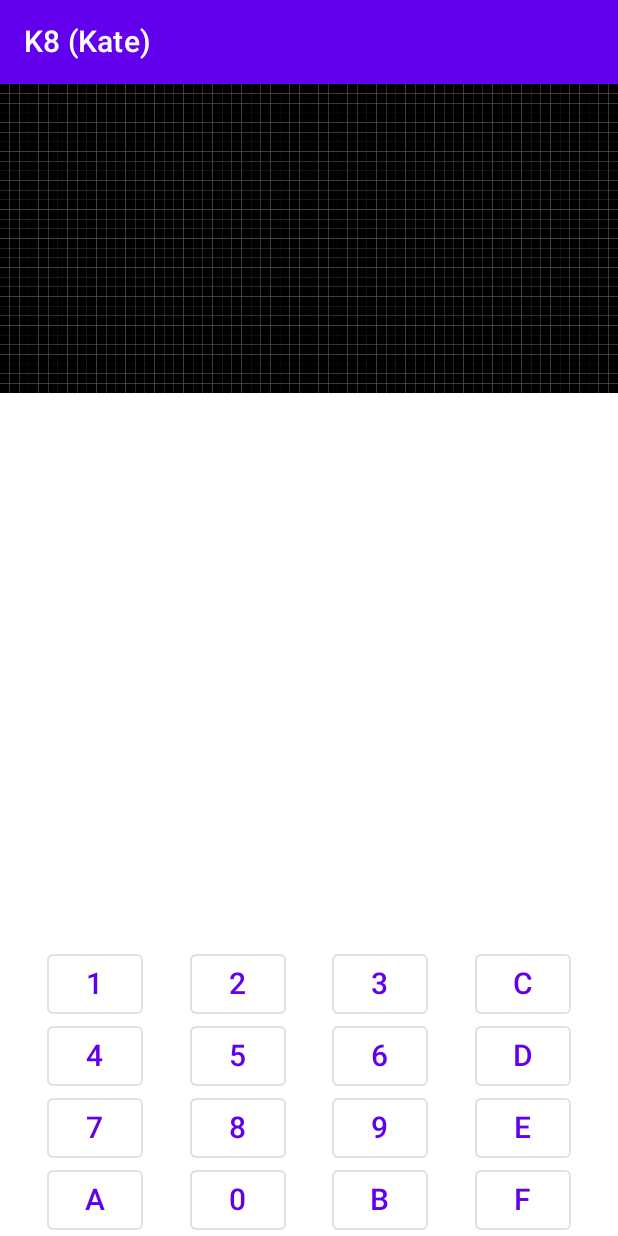
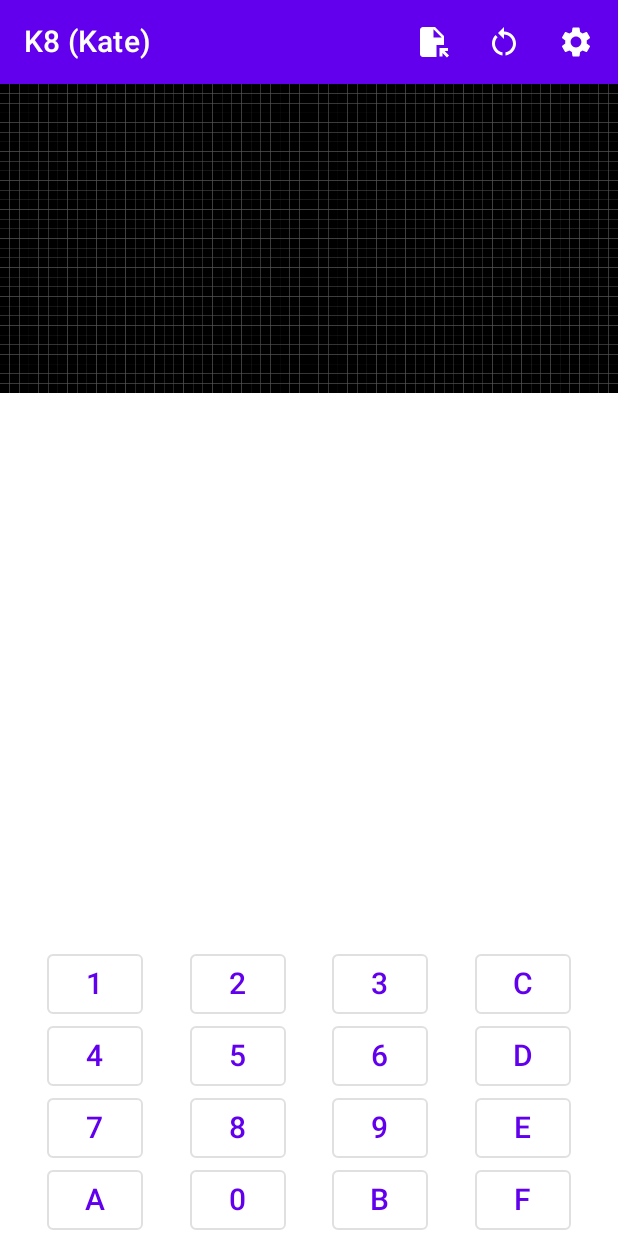
Before and after one commit to ashishekka97/k8, an Android app built with Jetpack Compose: the screen it shows after launch (MainActivity), on a phone screen of 412 x 824 dp. Run offline under Robolectric (Android 15) with nearby library versions, the phone set to English and light mode, and no system bars; network calls fail; 1 statement that could not run was skipped.

Commit message:
Add basic game browsing android UI

```diff
--- a/android/src/main/AndroidManifest.xml
+++ b/android/src/main/AndroidManifest.xml
@@ -6,9 +6,10 @@
             android:theme="@style/Theme.AppCompat.Light.NoActionBar">
         <activity android:name=".MainActivity" android:exported="true">
             <intent-filter>
-                <action android:name="android.intent.action.MAIN"/>
-                <category android:name="android.intent.category.LAUNCHER"/>
+                <action android:name="android.intent.action.MAIN" />
+                <category android:name="android.intent.category.LAUNCHER" />
             </intent-filter>
         </activity>
+        <activity android:name=".RomPickerActivity" android:exported="true" />
     </application>
 </manifest>
--- a/android/src/main/java/me/ashishekka/k8/android/MainActivity.kt
+++ b/android/src/main/java/me/ashishekka/k8/android/MainActivity.kt
@@ -2,10 +2,13 @@
 
 package me.ashishekka.k8.android
 
+import android.app.Activity
+import android.content.Intent
 import android.media.AudioManager
 import android.media.ToneGenerator
 import android.os.Bundle
 import android.view.MotionEvent.*
+import androidx.activity.result.contract.ActivityResultContracts
 import androidx.appcompat.app.AppCompatActivity
 import androidx.compose.foundation.Canvas
 import androidx.compose.foundation.layout.Arrangement
@@ -15,6 +18,8 @@ import androidx.compose.foundation.layout.Row
 import androidx.compose.foundation.layout.fillMaxHeight
 import androidx.compose.foundation.layout.fillMaxWidth
 import androidx.compose.foundation.layout.padding
+import androidx.compose.material.Icon
+import androidx.compose.material.IconButton
 import androidx.compose.material.MaterialTheme
 import androidx.compose.material.OutlinedButton
 import androidx.compose.material.Scaffold
@@ -27,8 +32,10 @@ import androidx.compose.ui.Modifier
 import androidx.compose.ui.geometry.Offset
 import androidx.compose.ui.geometry.Size
 import androidx.compose.ui.graphics.Color
+import androidx.compose.ui.graphics.vector.ImageVector
 import androidx.compose.ui.input.pointer.pointerInteropFilter
 import androidx.compose.ui.platform.ComposeView
+import androidx.compose.ui.res.vectorResource
 import androidx.lifecycle.lifecycleScope
 import kotlinx.coroutines.Dispatchers
 import kotlinx.coroutines.launch
@@ -42,8 +49,26 @@ import java.util.*
 class MainActivity : AppCompatActivity() {
 
     private val chip8 = Chip8Impl(lifecycleScope)
+    private var currentLoadedRom = "chip8-test-suite.ch8"
 
-    private val toneGenerator by lazy { ToneGenerator(AudioManager.STREAM_MUSIC, ToneGenerator.MAX_VOLUME) }
+    private val toneGenerator by lazy {
+        ToneGenerator(
+            AudioManager.STREAM_MUSIC,
+            ToneGenerator.MAX_VOLUME
+        )
+    }
+
+    private val resultLauncher = registerForActivityResult(
+        ActivityResultContracts.StartActivityForResult()
+    ) { result ->
+        if (result.resultCode == Activity.RESULT_OK) {
+            val romPath = result.data?.getStringExtra(PICKED_ROM_PATH)
+            if (romPath != null) {
+                readRomFile(romPath)
+            }
+        }
+    }
+
 
     override fun onCreate(savedInstanceState: Bundle?) {
         super.onCreate(savedInstanceState)
@@ -52,25 +77,89 @@ class MainActivity : AppCompatActivity() {
         readRomFile()
         emulator?.setContent {
             MaterialTheme { // or AppCompatTheme
-                MainLayout(chip8, toneGenerator)
+                MainLayout(
+                    chip8 = chip8,
+                    toneGenerator = toneGenerator,
+                    onLoadGameClick = ::launchRomPicker,
+                    onGameResetClick = ::resetRom,
+                    onSettingsClick = ::launchSettings
+                )
             }
         }
     }
 
-    private fun readRomFile() {
+    override fun onResume() {
+        chip8.resume()
+        super.onResume()
+    }
+
+    override fun onPause() {
+        chip8.pause()
+        super.onPause()
+    }
+
+    private fun launchRomPicker() {
+        val intent = Intent(this, RomPickerActivity::class.java)
+        resultLauncher.launch(intent)
+    }
+
+    private fun resetRom() {
+        chip8.reset()
+        readRomFile()
+    }
+
+    private fun launchSettings() {
+        // TODO -> Add settings behaviour
+    }
+
+    private fun readRomFile(filePath: String = currentLoadedRom) {
         lifecycleScope.launch(Dispatchers.IO) {
-            val romFile = assets.open("chip8-test-suite.ch8")
+            val romFile = assets.open(filePath)
             val romData = romFile.readBytes()
             chip8.loadRom(romData)
             chip8.start()
         }
+        currentLoadedRom = filePath
     }
 }
 
 @Composable
-fun MainLayout(chip8: Chip8, toneGenerator: ToneGenerator) {
+fun MainLayout(
+    chip8: Chip8,
+    toneGenerator: ToneGenerator,
+    onLoadGameClick: () -> Unit,
+    onGameResetClick: () -> Unit,
+    onSettingsClick: () -> Unit
+) {
     Scaffold(
-        topBar = { TopAppBar(title = { Text("K8 (Kate)") }) },
+        topBar = {
+            TopAppBar(
+                title = { Text("K8 (Kate)") },
+                actions = {
+                    IconButton(onLoadGameClick) {
+                        Icon(
+                            ImageVector.vectorResource(R.drawable.ic_file_open),
+                            "Load ROM",
+                            tint = Color.White
+                        )
+                    }
+                    IconButton(onGameResetClick) {
+                        Icon(
+                            ImageVector.vectorResource(R.drawable.ic_reset),
+                            "Load ROM",
+                            tint = Color.White
+                        )
+                    }
+                    IconButton(onSettingsClick) {
+                        Icon(
+                            ImageVector.vectorResource(R.drawable.ic_settings),
+                            "Load ROM",
+                            tint = Color.White
+                        )
+                    }
+                }
+            )
+        },
     ) {
         val sound = chip8.getSoundState()
         PlaySound(toneGenerator, sound.value)
@@ -138,9 +227,18 @@ fun Key(number: Int, chip8: Chip8) {
     OutlinedButton(
         modifier = Modifier.pointerInteropFilter {
             when (it.action) {
-                ACTION_DOWN -> { chip8.onKey(number, DOWN) }
-                ACTION_MOVE -> { chip8.onKey(number, DOWN) }
-                ACTION_UP -> { chip8.onKey(number, UP) }
+                ACTION_DOWN -> {
+                    chip8.onKey(number, DOWN)
+                }
+
+                ACTION_MOVE -> {
+                    chip8.onKey(number, DOWN)
+                }
+
+                ACTION_UP -> {
+                    chip8.onKey(number, UP)
+                }
+
                 else -> return@pointerInteropFilter false
             }
             true
--- /dev/null
+++ b/android/src/main/res/drawable/ic_back.xml
@@ -0,0 +1,5 @@
+<vector android:autoMirrored="true" android:height="24dp"
+    android:tint="#FFFFFF" android:viewportHeight="24"
+    android:viewportWidth="24" android:width="24dp" xmlns:android="http://schemas.android.com/apk/res/android">
+    <path android:fillColor="@android:color/white" android:pathData="M20,11H7.83l5.59,-5.59L12,4l-8,8 8,8 1.41,-1.41L7.83,13H20v-2z"/>
+</vector>
--- /dev/null
+++ b/android/src/main/res/drawable/ic_file_open.xml
@@ -0,0 +1,10 @@
+<vector xmlns:android="http://schemas.android.com/apk/res/android"
+        android:height="24dp"
+        android:tint="#FFFFFF"
+        android:viewportHeight="24"
+        android:viewportWidth="24"
+        android:width="24dp">
+    <path
+            android:fillColor="@android:color/white"
+            android:pathData="M14,2H6C4.9,2 4,2.9 4,4v16c0,1.1 0.89,2 1.99,2H15v-8h5V8L14,2zM13,9V3.5L18.5,9H13zM17,21.66V16h5.66v2h-2.24l2.95,2.95l-1.41,1.41L19,19.41l0,2.24H17z" />
+</vector>
--- /dev/null
+++ b/android/src/main/res/drawable/ic_reset.xml
@@ -0,0 +1,6 @@
+<vector android:height="24dp" android:tint="#FFFFFF"
+    android:viewportHeight="24" android:viewportWidth="24"
+    android:width="24dp" xmlns:android="http://schemas.android.com/apk/res/android">
+    <path android:fillColor="@android:color/white" android:pathData="M12,5V2L8,6l4,4V7c3.31,0 6,2.69 6,6c0,2.97 -2.17,5.43 -5,5.91v2.02c3.95,-0.49 7,-3.85 7,-7.93C20,8.58 16.42,5 12,5z"/>
+    <path android:fillColor="@android:color/white" android:pathData="M6,13c0,-1.65 0.67,-3.15 1.76,-4.24L6.34,7.34C4.9,8.79 4,10.79 4,13c0,4.08 3.05,7.44 7,7.93v-2.02C8.17,18.43 6,15.97 6,13z"/>
+</vector>
--- /dev/null
+++ b/android/src/main/res/drawable/ic_settings.xml
@@ -0,0 +1,5 @@
+<vector android:height="24dp" android:tint="#FFFFFF"
+    android:viewportHeight="24" android:viewportWidth="24"
+    android:width="24dp" xmlns:android="http://schemas.android.com/apk/res/android">
+    <path android:fillColor="@android:color/white" android:pathData="M19.14,12.94c0.04,-0.3 0.06,-0.61 0.06,-0.94c0,-0.32 -0.02,-0.64 -0.07,-0.94l2.03,-1.58c0.18,-0.14 0.23,-0.41 0.12,-0.61l-1.92,-3.32c-0.12,-0.22 -0.37,-0.29 -0.59,-0.22l-2.39,0.96c-0.5,-0.38 -1.03,-0.7 -1.62,-0.94L14.4,2.81c-0.04,-0.24 -0.24,-0.41 -0.48,-0.41h-3.84c-0.24,0 -0.43,0.17 -0.47,0.41L9.25,5.35C8.66,5.59 8.12,5.92 7.63,6.29L5.24,5.33c-0.22,-0.08 -0.47,0 -0.59,0.22L2.74,8.87C2.62,9.08 2.66,9.34 2.86,9.48l2.03,1.58C4.84,11.36 4.8,11.69 4.8,12s0.02,0.64 0.07,0.94l-2.03,1.58c-0.18,0.14 -0.23,0.41 -0.12,0.61l1.92,3.32c0.12,0.22 0.37,0.29 0.59,0.22l2.39,-0.96c0.5,0.38 1.03,0.7 1.62,0.94l0.36,2.54c0.05,0.24 0.24,0.41 0.48,0.41h3.84c0.24,0 0.44,-0.17 0.47,-0.41l0.36,-2.54c0.59,-0.24 1.13,-0.56 1.62,-0.94l2.39,0.96c0.22,0.08 0.47,0 0.59,-0.22l1.92,-3.32c0.12,-0.22 0.07,-0.47 -0.12,-0.61L19.14,12.94zM12,15.6c-1.98,0 -3.6,-1.62 -3.6,-3.6s1.62,-3.6 3.6,-3.6s3.6,1.62 3.6,3.6S13.98,15.6 12,15.6z"/>
+</vector>
--- a/common/src/commonMain/kotlin/me/ashishekka/k8/core/Chip8.kt
+++ b/common/src/commonMain/kotlin/me/ashishekka/k8/core/Chip8.kt
@@ -19,6 +19,10 @@ interface Chip8 {
      * Starts emulation.
      */
     fun start()
+
+    fun pause()
+
+    fun resume()
 
     /**
      * Resets the system.
@@ -57,10 +61,13 @@ class Chip8Impl(private val scope: CoroutineScope, romBytes: ByteArray? = null)
     private val videoMemory = VideoMemory(32) { BooleanArray(64) }
     private val cpu: Cpu
 
-    private val videoMemoryState = mutableStateOf(VideoMemory(32) { BooleanArray(64) }, neverEqualPolicy())
+    private val videoMemoryState =
+        mutableStateOf(VideoMemory(32) { BooleanArray(64) }, neverEqualPolicy())
     private val soundState = mutableStateOf(false, neverEqualPolicy())
 
     private val keypad = KeypadImpl(scope)
+
+    private var isPaused: Boolean = false
 
     init {
         cpu = Cpu(memory, videoMemory, keypad) {
@@ -73,6 +80,7 @@ class Chip8Impl(private val scope: CoroutineScope, romBytes: ByteArray? = null)
 
 
     override fun loadRom(romBytes: ByteArray) {
+        reset()
         loadFontIntoMemory()
         romBytes.forEachIndexed { index, byte ->
             memory[index + 0x200] = byte.toUByte()
@@ -83,7 +91,7 @@ class Chip8Impl(private val scope: CoroutineScope, romBytes: ByteArray? = null)
         cpuClockJob = scope.launch(Dispatchers.Default) {
             while (true) {
                 delay(1000 / cpuClockHz)
-                cpu.tick()
+                if (!isPaused) cpu.tick()
             }
         }
 
@@ -93,7 +101,7 @@ class Chip8Impl(private val scope: CoroutineScope, romBytes: ByteArray? = null)
                 if (cpu.DT > 0u) {
                     cpu.DT--
                 }
-                if (cpu.ST > 0u)  {
+                if (cpu.ST > 0u) {
                     cpu.ST--
                     if (!soundState.value) soundState.value = true
                 } else {
@@ -101,6 +109,14 @@ class Chip8Impl(private val scope: CoroutineScope, romBytes: ByteArray? = null)
                 }
             }
         }
+    }
+
+    override fun pause() {
+        isPaused = true
+    }
+
+    override fun resume() {
+        isPaused = false
     }
 
     override fun reset() {
```
Also changed, not shown: android/src/main/java/me/ashishekka/k8/android/RomPickerActivity.kt (added, +135 -0 lines).
